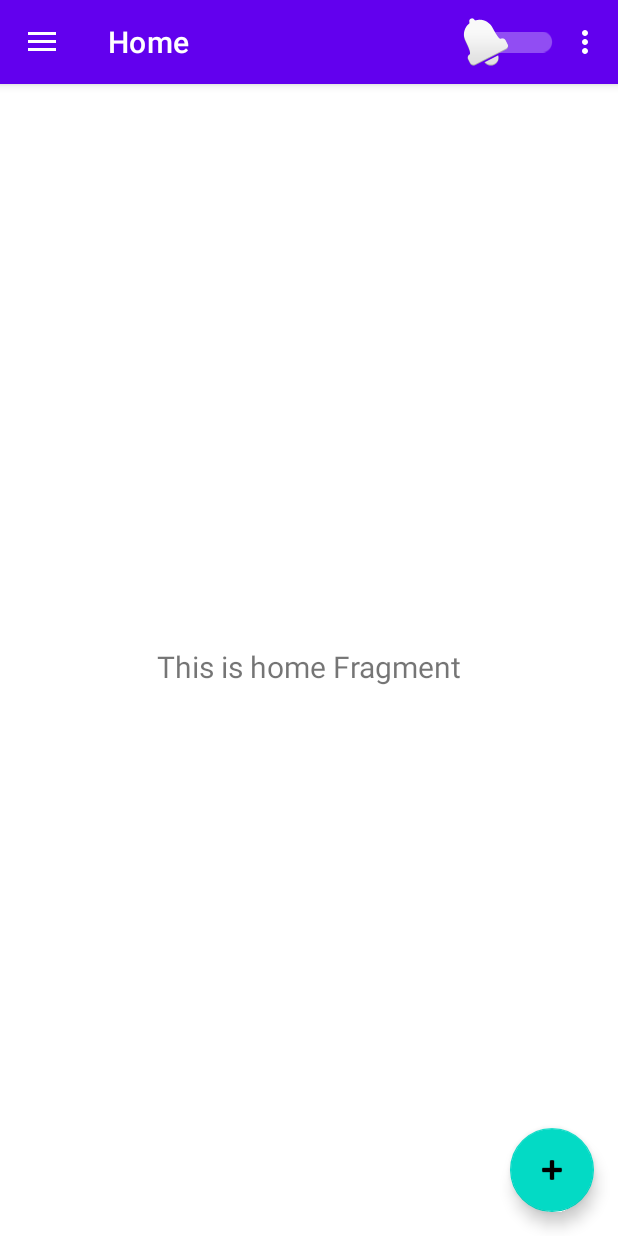
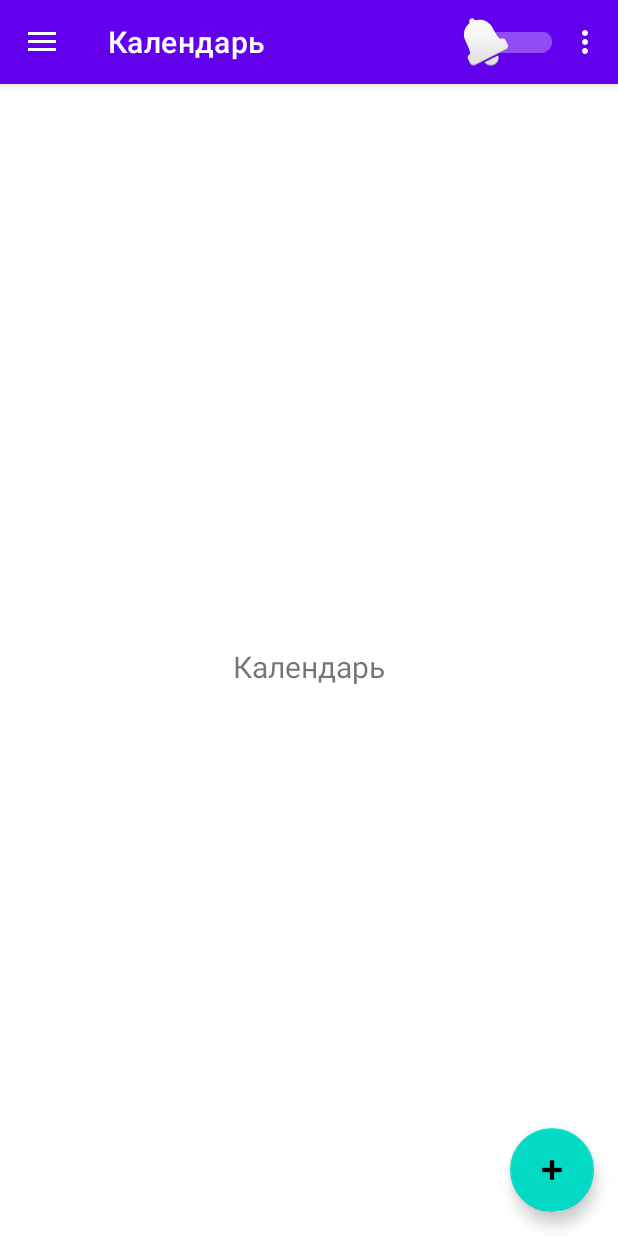
Before and after one commit to Havlong/IQOrganizer, an Android app: the screen it shows after launch (MainActivity), on a phone screen of 412 x 824 dp. Run offline under Robolectric (Android 15) with nearby library versions, the phone set to English and light mode, and no system bars; our stand-ins replace navigation-ui.

Commit message:
Edited project structure

```diff
--- a/app/src/main/java/ru/pnzgu/iqorganizer/MainActivity.kt
+++ b/app/src/main/java/ru/pnzgu/iqorganizer/MainActivity.kt
@@ -52,7 +52,7 @@ class MainActivity : AppCompatActivity() {
         // menu should be considered as top level destinations.
         appBarConfiguration = AppBarConfiguration(
             setOf(
-                R.id.nav_home, R.id.nav_gallery, R.id.nav_slideshow
+                R.id.nav_calendar, R.id.nav_stats, R.id.nav_group
             ), drawerLayout
         )
         setupActionBarWithNavController(navController, appBarConfiguration)
--- /dev/null
+++ b/app/src/main/java/ru/pnzgu/iqorganizer/ui/calendar/CalendarFragment.kt
@@ -0,0 +1,31 @@
+package ru.pnzgu.iqorganizer.ui.calendar
+
+import android.os.Bundle
+import android.view.LayoutInflater
+import android.view.View
+import android.view.ViewGroup
+import android.widget.TextView
+import androidx.fragment.app.Fragment
+import androidx.lifecycle.Observer
+import androidx.lifecycle.ViewModelProvider
+import ru.pnzgu.iqorganizer.R
+
+class CalendarFragment : Fragment() {
+
+    private lateinit var calendarViewModel: CalendarViewModel
+
+    override fun onCreateView(
+        inflater: LayoutInflater,
+        container: ViewGroup?,
+        savedInstanceState: Bundle?
+    ): View? {
+        calendarViewModel =
+            ViewModelProvider(this).get(CalendarViewModel::class.java)
+        val root = inflater.inflate(R.layout.fragment_calendar, container, false)
+        val textView: TextView = root.findViewById(R.id.text_calendar)
+        calendarViewModel.text.observe(viewLifecycleOwner, Observer {
+            textView.text = it
+        })
+        return root
+    }
+}
--- a/app/src/main/java/ru/pnzgu/iqorganizer/ui/gallery/GalleryViewModel.kt
+++ b/app/src/main/java/ru/pnzgu/iqorganizer/ui/calendar/CalendarViewModel.kt
@@ -1,13 +1,13 @@
-package ru.pnzgu.iqorganizer.ui.gallery
+package ru.pnzgu.iqorganizer.ui.calendar
 
 import androidx.lifecycle.LiveData
 import androidx.lifecycle.MutableLiveData
 import androidx.lifecycle.ViewModel
 
-class GalleryViewModel : ViewModel() {
+class CalendarViewModel : ViewModel() {
 
     private val _text = MutableLiveData<String>().apply {
-        value = "This is gallery Fragment"
+        value = "Календарь"
     }
     val text: LiveData<String> = _text
 }
--- a/app/src/main/java/ru/pnzgu/iqorganizer/ui/home/HomeViewModel.kt
+++ b/app/src/main/java/ru/pnzgu/iqorganizer/ui/group/GroupViewModel.kt
@@ -1,13 +1,13 @@
-package ru.pnzgu.iqorganizer.ui.home
+package ru.pnzgu.iqorganizer.ui.group
 
 import androidx.lifecycle.LiveData
 import androidx.lifecycle.MutableLiveData
 import androidx.lifecycle.ViewModel
 
-class HomeViewModel : ViewModel() {
+class GroupViewModel : ViewModel() {
 
     private val _text = MutableLiveData<String>().apply {
-        value = "This is home Fragment"
+        value = "Группа"
     }
     val text: LiveData<String> = _text
 }
--- a/app/src/main/java/ru/pnzgu/iqorganizer/ui/home/HomeFragment.kt
+++ /dev/null
@@ -1,31 +0,0 @@
-package ru.pnzgu.iqorganizer.ui.home
-
-import android.os.Bundle
-import android.view.LayoutInflater
-import android.view.View
-import android.view.ViewGroup
-import android.widget.TextView
-import androidx.fragment.app.Fragment
-import androidx.lifecycle.Observer
-import androidx.lifecycle.ViewModelProvider
-import ru.pnzgu.iqorganizer.R
-
-class HomeFragment : Fragment() {
-
-    private lateinit var homeViewModel: HomeViewModel
-
-    override fun onCreateView(
-            inflater: LayoutInflater,
-            container: ViewGroup?,
-            savedInstanceState: Bundle?
-    ): View? {
-        homeViewModel =
-                ViewModelProvider(this).get(HomeViewModel::class.java)
-        val root = inflater.inflate(R.layout.fragment_home, container, false)
-        val textView: TextView = root.findViewById(R.id.text_home)
-        homeViewModel.text.observe(viewLifecycleOwner, Observer {
-            textView.text = it
-        })
-        return root
-    }
-}
--- a/app/src/main/java/ru/pnzgu/iqorganizer/ui/slideshow/SlideshowViewModel.kt
+++ b/app/src/main/java/ru/pnzgu/iqorganizer/ui/stats/StatsViewModel.kt
@@ -1,13 +1,13 @@
-package ru.pnzgu.iqorganizer.ui.slideshow
+package ru.pnzgu.iqorganizer.ui.stats
 
 import androidx.lifecycle.LiveData
 import androidx.lifecycle.MutableLiveData
 import androidx.lifecycle.ViewModel
 
-class SlideshowViewModel : ViewModel() {
+class StatsViewModel : ViewModel() {
 
     private val _text = MutableLiveData<String>().apply {
-        value = "This is slideshow Fragment"
+        value = "Статистика"
     }
     val text: LiveData<String> = _text
 }
--- a/app/src/main/res/layout/app_bar_main.xml
+++ b/app/src/main/res/layout/app_bar_main.xml
@@ -28,6 +28,7 @@
         android:layout_height="wrap_content"
         android:layout_gravity="bottom|end"
         android:layout_margin="@dimen/fab_margin"
+        android:contentDescription="@string/action_button_desc"
         app:srcCompat="@android:drawable/ic_input_add" />
 
 </androidx.coordinatorlayout.widget.CoordinatorLayout>
--- a/app/src/main/res/layout/fragment_gallery.xml
+++ b/app/src/main/res/layout/fragment_calendar.xml
@@ -4,10 +4,10 @@
     xmlns:tools="http://schemas.android.com/tools"
     android:layout_width="match_parent"
     android:layout_height="match_parent"
-    tools:context=".ui.gallery.GalleryFragment">
+    tools:context=".ui.calendar.CalendarFragment">
 
     <TextView
-        android:id="@+id/text_gallery"
+        android:id="@+id/text_calendar"
         android:layout_width="match_parent"
         android:layout_height="wrap_content"
         android:layout_marginStart="8dp"
@@ -19,5 +19,4 @@
         app:layout_constraintEnd_toEndOf="parent"
         app:layout_constraintStart_toStartOf="parent"
         app:layout_constraintTop_toTopOf="parent" />
-
 </androidx.constraintlayout.widget.ConstraintLayout>
--- a/app/src/main/res/layout/fragment_slideshow.xml
+++ b/app/src/main/res/layout/fragment_group.xml
@@ -4,10 +4,10 @@
     xmlns:tools="http://schemas.android.com/tools"
     android:layout_width="match_parent"
     android:layout_height="match_parent"
-    tools:context=".ui.slideshow.SlideshowFragment">
+    tools:context=".ui.group.GroupFragment">
 
     <TextView
-        android:id="@+id/text_slideshow"
+        android:id="@+id/text_group"
         android:layout_width="match_parent"
         android:layout_height="wrap_content"
         android:layout_marginStart="8dp"
--- a/app/src/main/res/layout/fragment_home.xml
+++ b/app/src/main/res/layout/fragment_stats.xml
@@ -4,10 +4,10 @@
     xmlns:tools="http://schemas.android.com/tools"
     android:layout_width="match_parent"
     android:layout_height="match_parent"
-    tools:context=".ui.home.HomeFragment">
+    tools:context=".ui.stats.StatsFragment">
 
     <TextView
-        android:id="@+id/text_home"
+        android:id="@+id/text_stats"
         android:layout_width="match_parent"
         android:layout_height="wrap_content"
         android:layout_marginStart="8dp"
@@ -19,4 +19,5 @@
         app:layout_constraintEnd_toEndOf="parent"
         app:layout_constraintStart_toStartOf="parent"
         app:layout_constraintTop_toTopOf="parent" />
+
 </androidx.constraintlayout.widget.ConstraintLayout>
--- a/app/src/main/res/menu/activity_main_drawer.xml
+++ b/app/src/main/res/menu/activity_main_drawer.xml
@@ -5,15 +5,15 @@
 
     <group android:checkableBehavior="single">
         <item
-            android:id="@+id/nav_home"
+            android:id="@+id/nav_calendar"
             android:icon="@drawable/ic_menu_camera"
             android:title="@string/menu_home" />
         <item
-            android:id="@+id/nav_gallery"
+            android:id="@+id/nav_stats"
             android:icon="@drawable/ic_menu_gallery"
             android:title="@string/menu_gallery" />
         <item
-            android:id="@+id/nav_slideshow"
+            android:id="@+id/nav_group"
             android:icon="@drawable/ic_menu_slideshow"
             android:title="@string/menu_slideshow" />
     </group>
--- a/app/src/main/res/navigation/mobile_navigation.xml
+++ b/app/src/main/res/navigation/mobile_navigation.xml
@@ -3,23 +3,23 @@
     xmlns:app="http://schemas.android.com/apk/res-auto"
     xmlns:tools="http://schemas.android.com/tools"
     android:id="@+id/mobile_navigation"
-    app:startDestination="@+id/nav_home">
+    app:startDestination="@+id/nav_calendar">
 
     <fragment
-        android:id="@+id/nav_home"
-        android:name="ru.pnzgu.iqorganizer.ui.home.HomeFragment"
+        android:id="@+id/nav_calendar"
+        android:name="ru.pnzgu.iqorganizer.ui.calendar.CalendarFragment"
         android:label="@string/menu_home"
-        tools:layout="@layout/fragment_home" />
+        tools:layout="@layout/fragment_calendar" />
 
     <fragment
-        android:id="@+id/nav_gallery"
-        android:name="ru.pnzgu.iqorganizer.ui.gallery.GalleryFragment"
+        android:id="@+id/nav_stats"
+        android:name="ru.pnzgu.iqorganizer.ui.stats.StatsFragment"
         android:label="@string/menu_gallery"
-        tools:layout="@layout/fragment_gallery" />
+        tools:layout="@layout/fragment_stats" />
 
     <fragment
-        android:id="@+id/nav_slideshow"
-        android:name="ru.pnzgu.iqorganizer.ui.slideshow.SlideshowFragment"
+        android:id="@+id/nav_group"
+        android:name="ru.pnzgu.iqorganizer.ui.group.GroupFragment"
         android:label="@string/menu_slideshow"
-        tools:layout="@layout/fragment_slideshow" />
+        tools:layout="@layout/fragment_group" />
 </navigation>
--- a/app/src/main/res/values/strings.xml
+++ b/app/src/main/res/values/strings.xml
@@ -1,15 +1,20 @@
 <resources>
     <string name="app_name">IQOrganizer</string>
+
     <string name="navigation_drawer_open">Open navigation drawer</string>
     <string name="navigation_drawer_close">Close navigation drawer</string>
-    <string name="nav_header_title">Android Studio</string>
-    <string name="nav_header_subtitle">android.studio@android.com</string>
-    <string name="nav_header_desc">Navigation header</string>
+
+    <string name="nav_header_title">Здесь будет ваш аккаунт</string>
+    <string name="nav_header_subtitle">grishin_evgenii@inbox.ru</string>
+    <string name="nav_header_desc">Навигация</string>
+
     <string name="action_button_desc">Event Creator button</string>
-    <string name="action_settings">Settings</string>
 
-    <string name="menu_home">Home</string>
-    <string name="menu_gallery">Gallery</string>
-    <string name="menu_slideshow">Slideshow</string>
-    <string name="notification_switch_title">Notification Switch</string>
+    <string name="action_settings">Настройки</string>
+
+    <string name="menu_home">Календарь</string>
+    <string name="menu_gallery">Статистика</string>
+    <string name="menu_slideshow">Рабочая группа</string>
+    <string name="notification_switch_title">Уведомления</string>
+
 </resources>
```
Also changed, not shown: app/build.gradle (+6 -8 lines), app/src/main/java/ru/pnzgu/iqorganizer/ui/gallery/GalleryFragment.kt (deleted, +0 -31 lines), app/src/main/java/ru/pnzgu/iqorganizer/ui/group/GroupFragment.kt (added, +31 -0 lines), app/src/main/java/ru/pnzgu/iqorganizer/ui/slideshow/SlideshowFragment.kt (deleted, +0 -31 lines), app/src/main/java/ru/pnzgu/iqorganizer/ui/stats/StatsFragment.kt (added, +31 -0 lines), build.gradle (+4 -4 lines), gradle/wrapper/gradle-wrapper.properties.
